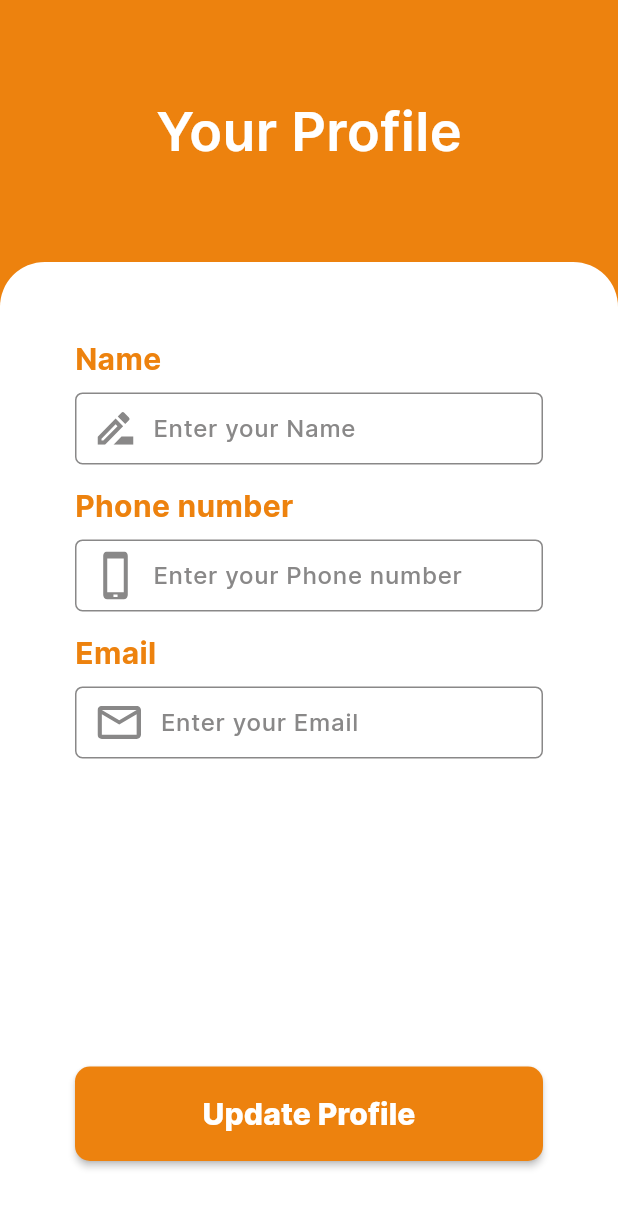
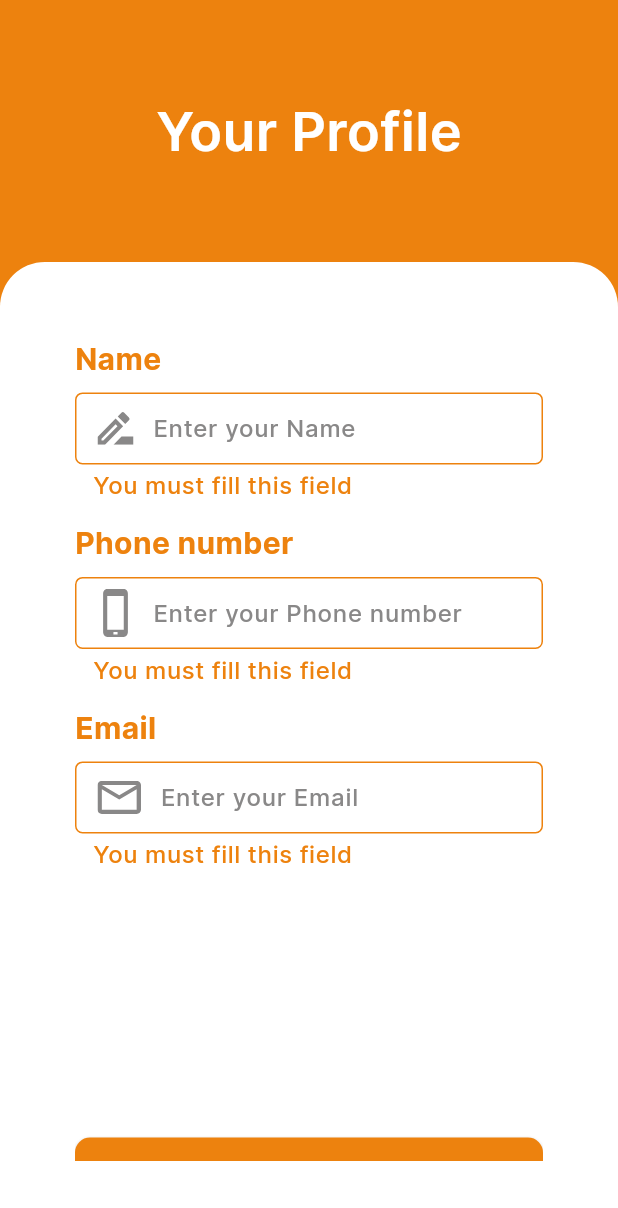
Before and after one commit to talaat97/Driver_Safety, a Flutter app: the YourProfileView screen opened directly, after a tap on "Update Profile", on a phone screen of 412 x 824 dp. Shown: the top 1208 px of the screen. Run offline on Flutter 3.47's test engine with Material 3 defaults, Android fonts, the phone set to English and light mode, and no system bars; our stand-ins replace cloud_firestore, dio, firebase_auth, firebase_core, flutter_bloc, flutter_svg and 5 more; accounts and stored records are empty.

Commit message:
update auth add profile

```diff
--- a/lib/core/app/app.dart
+++ b/lib/core/app/app.dart
@@ -1,11 +1,11 @@
 
 import 'package:driver_safety/features/auth/presentation/cubit/sign_in_cubit/sign_in_cubit.dart';
 import 'package:driver_safety/features/auth/presentation/cubit/sign_up_cubit/sign_up_cubit.dart';
+import 'package:driver_safety/features/auth/presentation/views/sign_in_view.dart';
+import 'package:driver_safety/features/home/presentation/cubit/home_cubit/home_cubit.dart';
 import 'package:driver_safety/features/home/presentation/cubit/home_nav_cubit/home_nav_cubit.dart';
 import 'package:driver_safety/features/home/presentation/view/home_page_view.dart';
-import 'package:driver_safety/features/home/presentation/view/message_page.dart';
-import 'package:driver_safety/features/on_boarding/presentation/views/on_boarding_view.dart';
-import 'package:driver_safety/features/profile/presentation/views/profile_view.dart';
+import 'package:driver_safety/features/profile/presentation/profile_update_cubit/profile_update_cubit.dart';
 import 'package:firebase_auth/firebase_auth.dart';
 import 'package:flutter/material.dart';
 import 'package:flutter_bloc/flutter_bloc.dart';
@@ -13,42 +13,28 @@ import 'package:get/get.dart';
 import '../resources_manager/constants_manager.dart';
 import '../resources_manager/theme_manager.dart';
 
-class MyApp extends StatefulWidget {
+class MyApp extends StatelessWidget {
   const MyApp._internal();
 
-  static const MyApp _instance = MyApp._internal(); // singleton
+  static const MyApp _instance = MyApp._internal();
   factory MyApp() => _instance;
-
-  @override
-  State<MyApp> createState() => _MyAppState();
-}
-
-class _MyAppState extends State<MyApp> {
-  User? user;
-  @override
-  void initState() {
-    FirebaseAuth.instance.authStateChanges().listen((User? user) {
-      setState(() {
-        this.user = user;
-      });
-    });
-    super.initState();
-  }
 
   @override
   Widget build(BuildContext context) {
     return MultiBlocProvider(
       providers:
       [
+        BlocProvider(create: (context)=> HomeCubit()),
         BlocProvider(create: (context)=> HomeNavCubit()),
         BlocProvider(create: (context)=> SignUpCubit()),
         BlocProvider(create: (context)=> SignInCubit()),
+        BlocProvider(create: (context)=> ProfileUpdateCubit()),
       ],
       child: GetMaterialApp(
         theme: ThemeManager.light,
         title: ConstantsManager.appName,
         debugShowCheckedModeBanner: false,
-        home: user ==null ? const OnBoardingView() : const HomePageView(),
+        home: FirebaseAuth.instance.currentUser ==null ? const SignInView() : const HomePageView(),
       ),
     );
   }
--- a/lib/core/shared_widgets/form/form_field_item_builder.dart
+++ b/lib/core/shared_widgets/form/form_field_item_builder.dart
@@ -14,9 +14,11 @@ class FormFieldItemBuilder extends StatelessWidget {
     this.onChange,
     this.prefix,
     this.suffix,
+    this.enabled =true,
   });
 
   final bool isRequired;
+  final bool enabled;
   final void Function(String)? onChange;
   final Widget? suffix;
   final Widget? prefix;
@@ -33,6 +35,7 @@ class FormFieldItemBuilder extends StatelessWidget {
         primaryColor: ColorsManager.primary,
       ),
       child: TextFormField(
+        enabled: enabled,
         validator: (value) {
           if(!isRequired) return null;
           if (value!.isEmpty) {
--- a/lib/core/shared_widgets/form/form_item_builder.dart
+++ b/lib/core/shared_widgets/form/form_item_builder.dart
@@ -11,12 +11,14 @@ class FormItemBuilder extends StatelessWidget {
     this.onChange,
     this.suffix,
     this.prefix,
+    this.enabled = true,
     required this.controller,
     required this.textInputType
   });
 
   final String label;
   final bool isRequired;
+  final bool enabled;
   final void Function(String)? onChange;
   final Widget? suffix;
   final Widget? prefix;
@@ -35,6 +37,7 @@ class FormItemBuilder extends StatelessWidget {
         ),
         const SizedBox(height: SizeManager.formItemSize),
         FormFieldItemBuilder(
+          enabled: enabled,
           isRequired: isRequired,
           label:  'Enter your $label',
           controller: controller,
--- a/lib/features/auth/data/models/user_model.dart
+++ b/lib/features/auth/data/models/user_model.dart
@@ -10,7 +10,7 @@ class UserModel {
     required this.phone,
     required this.name,
     required this.email,
-    required this.password
+    this.password
   });
 
   UserModel.fromJson(Map<String, dynamic> json) {
--- a/lib/features/auth/presentation/cubit/sign_in_cubit/sign_in_states.dart
+++ b/lib/features/auth/presentation/cubit/sign_in_cubit/sign_in_states.dart
@@ -1,8 +1,14 @@
+import 'package:driver_safety/features/auth/data/models/user_model.dart';
+
 abstract class SignInStates {}
 
 class SignInInitialState extends SignInStates{}
 class SignInLoadingState extends SignInStates{}
-class SignInSuccessState extends SignInStates{}
+class SignInSuccessState extends SignInStates
+{
+  UserModel userModel;
+  SignInSuccessState(this.userModel);
+}
 
 class SignInErrorState extends SignInStates
 {
--- a/lib/features/auth/presentation/cubit/sign_up_cubit/sign_up_cubit.dart
+++ b/lib/features/auth/presentation/cubit/sign_up_cubit/sign_up_cubit.dart
@@ -14,8 +14,8 @@ class SignUpCubit extends Cubit<SignUpStates> {
     emit(SignUpLoadingState());
     try {
         var checkUser = await FirebaseFirestore.instance.
-        collection('users').doc(userModel.phone).get();
-        if(checkUser.exists)
+        collection('users').where('phone', isEqualTo: userModel.phone).get();
+        if(checkUser.docs.isNotEmpty)
         {
           emit(SignUpErrorState('Phone Number already exists.\nTry sign in'));
         }
@@ -29,7 +29,7 @@ class SignUpCubit extends Cubit<SignUpStates> {
           {
             await FirebaseAuth.instance.currentUser!.sendEmailVerification();
             await FirebaseFirestore.instance.
-            collection('users').doc(userModel.phone).set(userModel.toJson());
+            collection('users').doc(crederntial.user!.uid).set(userModel.toJson());
             emit(SignUpSuccessState('Verification Email has been sent to your email.\nPlease Verify Email'));
           }
         }
--- /dev/null
+++ b/lib/features/home/presentation/cubit/home_cubit/home_cubit.dart
@@ -0,0 +1,39 @@
+
+import 'package:cloud_firestore/cloud_firestore.dart';
+import 'package:driver_safety/features/auth/data/models/user_model.dart';
+import 'package:driver_safety/features/auth/presentation/views/sign_in_view.dart';
+import 'package:driver_safety/features/home/presentation/cubit/home_cubit/home_states.dart';
+import 'package:firebase_auth/firebase_auth.dart';
+import 'package:flutter_bloc/flutter_bloc.dart';
+import 'package:get/get.dart';
+
+class HomeCubit extends Cubit<HomeStates> {
+  HomeCubit() : super(HomeInitialState());
+
+  static HomeCubit get(context) => BlocProvider.of(context);
+
+  UserModel? userModel;
+  void assignUser({required UserModel userModel})
+  {
+    this.userModel = userModel;
+    emit(HomeGetUserState());
+  }
+
+  void getUserFromCloud() async
+  {
+    if(FirebaseAuth.instance.currentUser !=null)
+    {
+      emit(HomeGetUserFromCloudLoadingState());
+      try{
+      var response = await FirebaseFirestore.instance.collection('users')
+      .doc(FirebaseAuth.instance.currentUser!.uid).get();
+      userModel = UserModel.fromJson(response.data()!);
+      }
+      catch(e)
+      {
+        print(e.toString());
+        Get.off(const SignInView());
+      }
+    }
+  }
+}
--- /dev/null
+++ b/lib/features/home/presentation/cubit/home_cubit/home_states.dart
@@ -0,0 +1,12 @@
+abstract class HomeStates {}
+
+class HomeInitialState extends HomeStates{}
+class HomeGetUserState extends HomeStates{}
+
+class HomeGetUserFromCloudLoadingState extends HomeStates{}
+class HomeUserFromCloudSuccessState extends HomeStates{}
+class HomeUserFromCloudErrorState extends HomeStates
+{
+  String error;
+  HomeUserFromCloudErrorState(this.error);
+}
--- /dev/null
+++ b/lib/features/profile/presentation/profile_update_cubit/profile_update_cubit.dart
@@ -0,0 +1,31 @@
+
+import 'package:cloud_firestore/cloud_firestore.dart';
+import 'package:driver_safety/features/auth/data/models/user_model.dart';
+import 'package:driver_safety/features/auth/presentation/views/sign_in_view.dart';
+import 'package:driver_safety/features/home/presentation/cubit/home_cubit/home_states.dart';
+import 'package:driver_safety/features/profile/presentation/profile_update_cubit/profile_update_states.dart';
+import 'package:firebase_auth/firebase_auth.dart';
+import 'package:flutter_bloc/flutter_bloc.dart';
+import 'package:get/get.dart';
+
+class ProfileUpdateCubit extends Cubit<ProfileUpdateStates> {
+  ProfileUpdateCubit() : super(ProfileUpdateInitialState());
+
+  static ProfileUpdateCubit get(context) => BlocProvider.of(context);
+
+  void updateUser({required UserModel userModel}) async
+  {
+    emit(ProfileUpdateLoadingState());
+    try
+    {
+      await FirebaseFirestore.instance.collection('users')
+      .doc(FirebaseAuth.instance.currentUser!.uid).set(userModel.toJson());
+      emit(ProfileUpdateSuccessState(userModel));
+    }
+    catch(e)
+    {
+      print(e.toString());
+      emit(ProfileUpdateErrorState(e.toString()));
+    }
+  }
+}
--- /dev/null
+++ b/lib/features/profile/presentation/profile_update_cubit/profile_update_states.dart
@@ -0,0 +1,17 @@
+import 'package:driver_safety/features/auth/data/models/user_model.dart';
+
+abstract class ProfileUpdateStates {}
+
+class ProfileUpdateInitialState extends ProfileUpdateStates{}
+
+class ProfileUpdateLoadingState extends ProfileUpdateStates{}
+class ProfileUpdateSuccessState extends ProfileUpdateStates
+{
+  UserModel userModel;
+  ProfileUpdateSuccessState(this.userModel);
+}
+class ProfileUpdateErrorState extends ProfileUpdateStates
+{
+  String error;
+  ProfileUpdateErrorState(this.error);
+}
--- a/lib/features/profile/presentation/views/widgets/profile_view_builder_body.dart
+++ b/lib/features/profile/presentation/views/widgets/profile_view_builder_body.dart
@@ -1,4 +1,5 @@
 import 'package:driver_safety/core/resources_manager/style_manager.dart';
+import 'package:driver_safety/features/auth/presentation/views/sign_in_view.dart';
 import 'package:driver_safety/features/profile/presentation/views/your_profile_view.dart';
 import 'package:firebase_auth/firebase_auth.dart';
 import 'package:flutter/material.dart';
@@ -29,9 +30,10 @@ class ProfileViewBuilderBody extends StatelessWidget {
         ProfileViewBuilderBodyBuilder(
           icon: Icons.logout,
           title: 'Log out',
-          onTab: ()
+          onTab: () async
           {
-            FirebaseAuth.instance.signOut();
+            await FirebaseAuth.instance.signOut();
+            Get.off(const SignInView());
           }
         ),
       ],
--- a/lib/features/profile/presentation/views/widgets/your_profile_view_body.dart
+++ b/lib/features/profile/presentation/views/widgets/your_profile_view_body.dart
@@ -2,35 +2,56 @@ import 'package:driver_safety/core/resources_manager/assets_manager.dart';
 import 'package:driver_safety/core/resources_manager/size_manager.dart';
 import 'package:driver_safety/core/shared_widgets/form/form_button.dart';
 import 'package:driver_safety/core/shared_widgets/form/form_item_builder.dart';
+import 'package:driver_safety/core/shared_widgets/my_snack_bar.dart';
+import 'package:driver_safety/features/auth/data/models/user_model.dart';
+import 'package:driver_safety/features/home/presentation/cubit/home_cubit/home_cubit.dart';
+import 'package:driver_safety/features/home/presentation/cubit/home_cubit/home_states.dart';
+import 'package:driver_safety/features/profile/presentation/profile_update_cubit/profile_update_cubit.dart';
+import 'package:driver_safety/features/profile/presentation/profile_update_cubit/profile_update_states.dart';
 import 'package:flutter/material.dart';
-import 'package:flutter/widgets.dart';
+import 'package:flutter_bloc/flutter_bloc.dart';
 import 'package:flutter_svg/svg.dart';
 
 class YourProfileViewBody extends StatelessWidget {
   YourProfileViewBody({super.key});
 
-final TextEditingController _nameController = TextEditingController();
 
-  final TextEditingController _phoneController = TextEditingController();
+  final TextEditingController nameController = TextEditingController();
+  final TextEditingController phoneController = TextEditingController();
+  final TextEditingController emailController = TextEditingController();
 
-  final TextEditingController _emailController = TextEditingController();
+  final formKey = GlobalKey<FormState>();
 
   @override
   Widget build(BuildContext context) {
     return Padding(
       padding: const EdgeInsets.all(50),
+      child: SingleChildScrollView(
+
         child: Column(
           mainAxisAlignment: MainAxisAlignment.spaceBetween,
-        children:
+          children :
           [
-                SingleChildScrollView(
+                  BlocConsumer<HomeCubit, HomeStates>(
+                    listener: (context, state)
+                    {
+                    },
+                    builder: (context, state)
+                    {
+                      if(HomeCubit.get(context).userModel!=null)
+                      {
+                        nameController.text = HomeCubit.get(context).userModel!.name!;
+                        phoneController.text = HomeCubit.get(context).userModel!.phone!;
+                        emailController.text = HomeCubit.get(context).userModel!.email!;
+                        return Form(
+                        key: formKey,
                         child: Column(
                           children: [
                             FormItemBuilder(
                                 prefix: SvgPicture.asset(AssetsManager.name),
                                 label: 'Name',
                                 isRequired: true,
-                          controller: _nameController,
+                                controller: nameController,
                                 textInputType: TextInputType.visiblePassword),
                             const SizedBox(
                               height: SizeManager.spaceBetweenForm,
@@ -39,31 +60,77 @@ final TextEditingController _nameController = TextEditingController();
                                 prefix: SvgPicture.asset(AssetsManager.phone),
                                 label: 'Phone number',
                                 isRequired: true,
-                          controller: _phoneController,
+                                controller: phoneController,
                                 textInputType: TextInputType.visiblePassword),
                             const SizedBox(
                               height: SizeManager.spaceBetweenForm,
                             ),
                             FormItemBuilder(
+                              enabled: false,
                                 prefix: SvgPicture.asset(AssetsManager.email),
                                 label: 'Email',
                                 isRequired: true,
-                          controller: _emailController,
+                                controller: emailController,
                                 textInputType: TextInputType.visiblePassword),
                             const SizedBox(
                               height: SizeManager.spaceBetweenForm,
                             ),
-                    ],
-                  ),
-                ),
-
+                             SizedBox(height: MediaQuery.of(context).size.height*0.2,),
+                             BlocConsumer<ProfileUpdateCubit, ProfileUpdateStates>(
+                              listener: (context, state)
+                              {
+                                if(state is ProfileUpdateSuccessState)
+                                {
+                                  HomeCubit.get(context).assignUser(userModel: state.userModel);
+                                  callMySnackBar(context: context, text: 'Updated Successfully');
+                                }
+                                else if(state is ProfileUpdateErrorState)
+                                {
+                                  callMySnackBar(context: context, text: state.error);
+                                }
+                              },
+                              builder: (context, state) {
+                                return state is ProfileUpdateLoadingState?
+                             const CircularProgressIndicator():
                             FormButton(
                               label: 'Update Profile',
                               onPressed: () async {
+                              if(formKey.currentState!.validate())
+                              {
+                                ProfileUpdateCubit.get(context).updateUser(
+                                  userModel: UserModel(
+                                    phone: phoneController.text,
+                                    name: nameController.text,
+                                    email: emailController.text,
+                                  )
+                                );
+                              }
+                              });
 
-                    }),
+                             })
 
                              ],
+                        )
+                      );
+                      }
+                      else if(state is HomeGetUserFromCloudLoadingState)
+                      {
+                        return const Center(child: CircularProgressIndicator(),);
+                      }
+                      else if (state is HomeUserFromCloudErrorState)
+                      {
+                        return Center(child: Text(state.error),);
+                      }
+                      else
+                      {
+                        return const SizedBox();
+                      }
+                    }
+                  ),
+
+
+          ],
+        ),
       ),);
   }
 }
```
Also changed, not shown: lib/features/auth/presentation/cubit/sign_in_cubit/sign_in_cubit.dart (+49 -11 lines), lib/features/auth/presentation/views/widgets/sign_In_view_builder.dart (+7 -0 lines), lib/features/home/presentation/view/home_page_view.dart (+8 -0 lines). Lines whose indentation alone changed are shown as unchanged.
